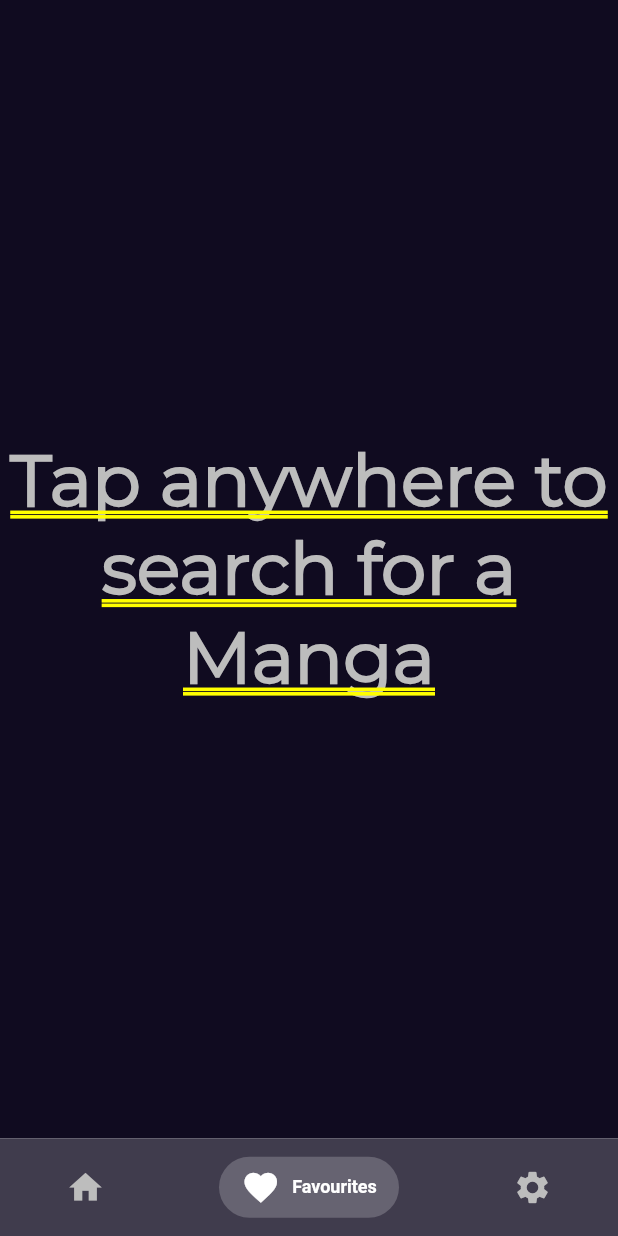
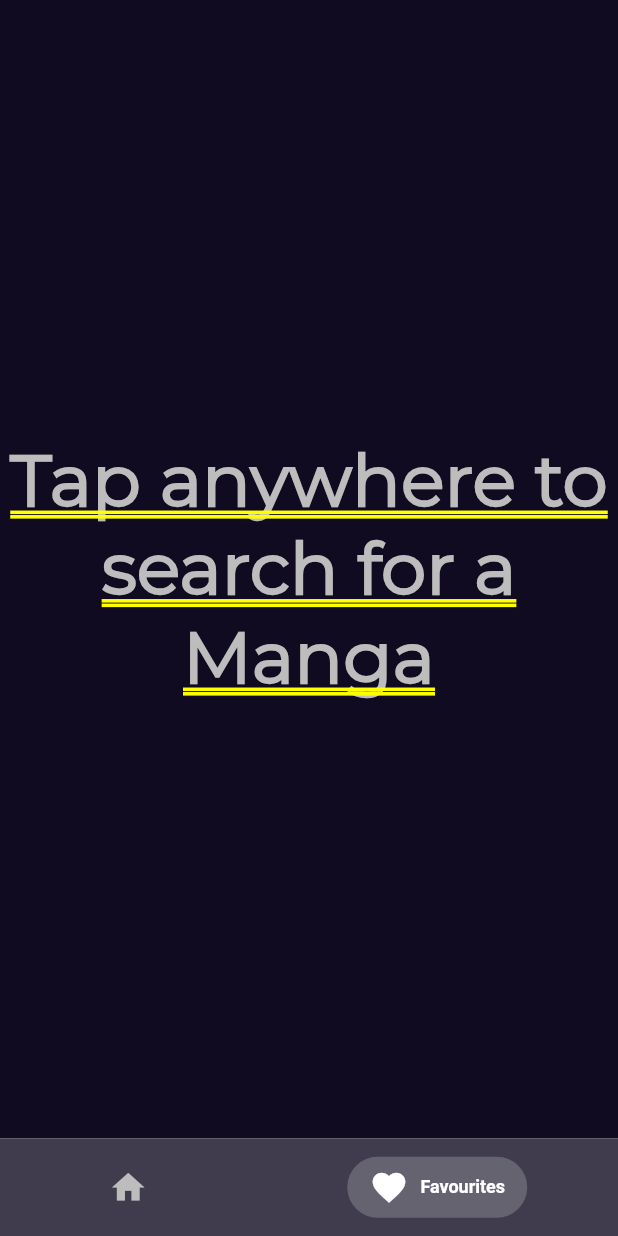
Before and after one commit to manakmishra/OtakuFix, a Flutter app: the screen it shows after launch, item 2 of the bottom bar chosen, on a phone screen of 412 x 824 dp. Run offline on Flutter 3.47's test engine with Material 2 defaults, Android fonts, the phone set to English and light mode, and no system bars; drawn by our look-alikes of persistent_bottom_nav_bar; our stand-ins replace cached_network_image, photo_view; network calls fail.

```diff
--- a/lib/api/main_api.dart
+++ b/lib/api/main_api.dart
@@ -18,7 +18,7 @@ class Data {
   }
 
   Future<Document> getAppData() async{
-    http.Response response = await http.get(baseUrl);
+    http.Response response = await http.get(Uri.parse(baseUrl));
     Document doc = parse(response.body);
 
     return doc;
--- a/lib/api/search_api.dart
+++ b/lib/api/search_api.dart
@@ -55,7 +55,7 @@ class SearchResults {
 Future<List<SearchResults>> search(String keyword) async{
   Map<String, String> body = {"searchword": keyword};
 
-  http.Response response = await http.post('https://manganelo.com/getstorysearchjson', body: body);
+  http.Response response = await http.post(Uri.parse('https://manganelo.com/getstorysearchjson'), body: body);
 
   final results = resultsFromJson(utf8.decode(response.bodyBytes));
   return results;
--- a/lib/classes/manga.dart
+++ b/lib/classes/manga.dart
@@ -4,7 +4,7 @@ import 'package:http/http.dart' as http;
 import 'package:otaku_fix/classes/chapter.dart';
 
 Future<Document> getManga(String url) async {
-  http.Response response = await http.get(url);
+  http.Response response = await http.get(Uri.parse(url));
   Document document = parse(response.body);
   return document;
 }
--- a/lib/my_app.dart
+++ b/lib/my_app.dart
@@ -2,7 +2,6 @@ import 'package:flutter/material.dart';
 import 'package:otaku_fix/constants/colours.dart';
 import 'package:otaku_fix/screens/favourites/favourites_screen.dart';
 import 'package:otaku_fix/screens/home/home_page.dart';
-import 'package:otaku_fix/screens/preferences/preferences_screen.dart';
 import 'package:persistent_bottom_nav_bar/persistent-tab-view.dart';
 
 // ignore: must_be_immutable
@@ -18,6 +17,7 @@ class _MyAppState extends State<MyApp> {
   @override
   Widget build(BuildContext context) {
     return PersistentTabView(
+      context,
       controller: _controller,
       screens: _buildScreens(),
       items: _navBarsItems(),
@@ -50,8 +50,7 @@ class _MyAppState extends State<MyApp> {
 List<Widget> _buildScreens() {
   return [
     HomePage(),
-    FavouritesScreen(),
-    PreferencesScreen()
+    FavouritesScreen()
   ];
 }
 
@@ -60,20 +59,14 @@ List<PersistentBottomNavBarItem> _navBarsItems() {
     PersistentBottomNavBarItem(
       icon: Icon(Icons.home),
       title: ("Home"),
-      activeColor: Colors.white,
-      inactiveColor: kAccentColor,
+      activeColorPrimary: Colors.white,
+      inactiveColorPrimary: kAccentColor,
     ),
     PersistentBottomNavBarItem(
       icon: Icon(Icons.favorite),
       title: ("Favourites"),
-      activeColor: Colors.white,
-      inactiveColor: kAccentColor,
-    ),
-    PersistentBottomNavBarItem(
-      icon: Icon(Icons.settings),
-      title: ("Preferences"),
-      activeColor: Colors.white,
-      inactiveColor: kAccentColor,
+      activeColorPrimary: Colors.white,
+      inactiveColorPrimary: kAccentColor,
     ),
   ];
 }
--- a/lib/screens/reader/reader.dart
+++ b/lib/screens/reader/reader.dart
@@ -41,7 +41,7 @@ class _ReaderState extends State<Reader> {
 
   Future<dom.Document> getChapter() async {
     http.Response response = await http.get(
-        widget.url
+        Uri.parse(widget.url)
     );
     dom.Document document = parse(response.body);
 
```
Also changed, not shown: lib/screens/preferences/preferences_screen.dart (deleted, +0 -17 lines), lib/screens/search/search_screen.dart (+1 -29 lines), pubspec.yaml (+6 -9 lines), pubspec.lock.
